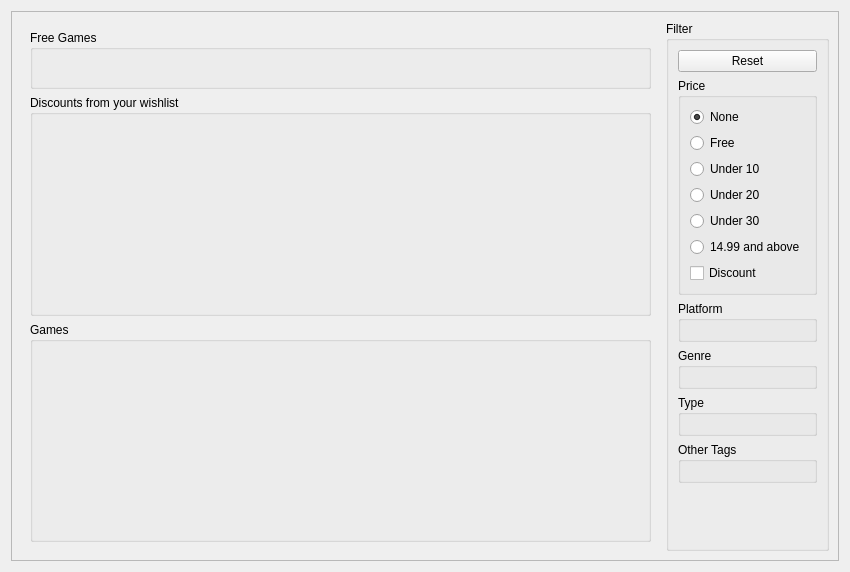
Old version of the form rare/ui/components/tabs/store/store.ui in the repository RareDevs/Rare.
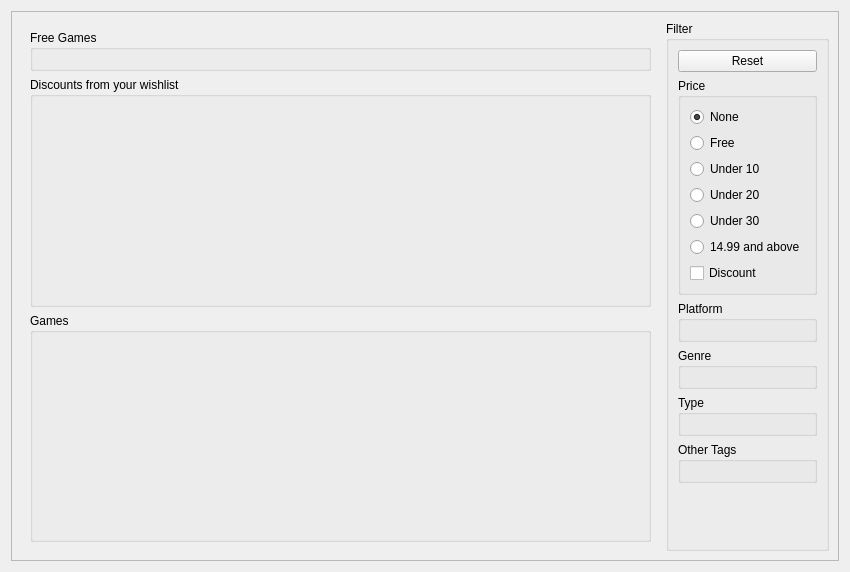
New version of the form.

Patch:
```diff
--- a/rare/ui/components/tabs/store/store.ui
+++ b/rare/ui/components/tabs/store/store.ui
@@ -48,17 +48,7 @@
                                                         <layout class="QVBoxLayout" name="verticalLayout_3">
                                                             <item>
                                                                 <widget class="QStackedWidget" name="free_stack">
-                                                                    <widget class="QWidget" name="free_widget">
-                                                                        <property name="sizePolicy">
-                                                                            <sizepolicy hsizetype="Preferred"
-                                                                                        vsizetype="Maximum">
-                                                                                <horstretch>0</horstretch>
-                                                                                <verstretch>0</verstretch>
-                                                                            </sizepolicy>
-                                                                        </property>
-                                                                        <layout class="QVBoxLayout"
-                                                                                name="verticalLayout_8"/>
-                                                                    </widget>
+                                                                    <widget class="QWidget" name="free_widget"/>
                                                                 </widget>
                                                             </item>
                                                         </layout>
```
